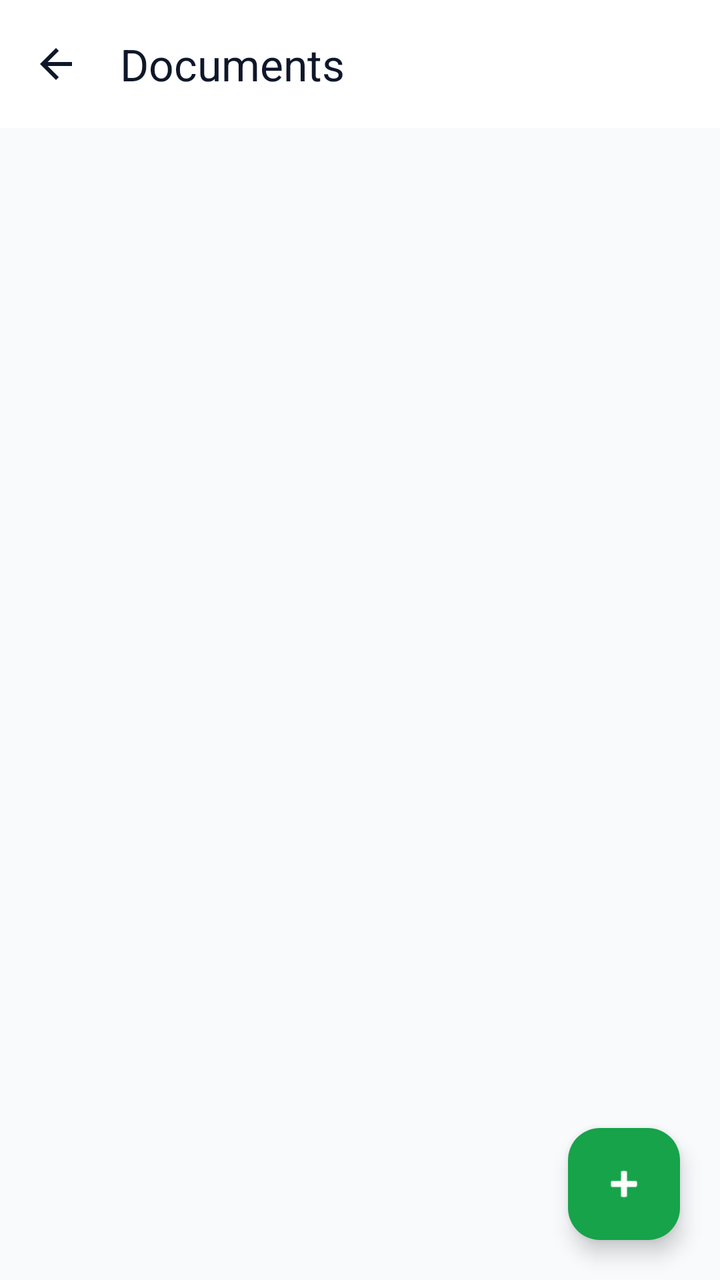
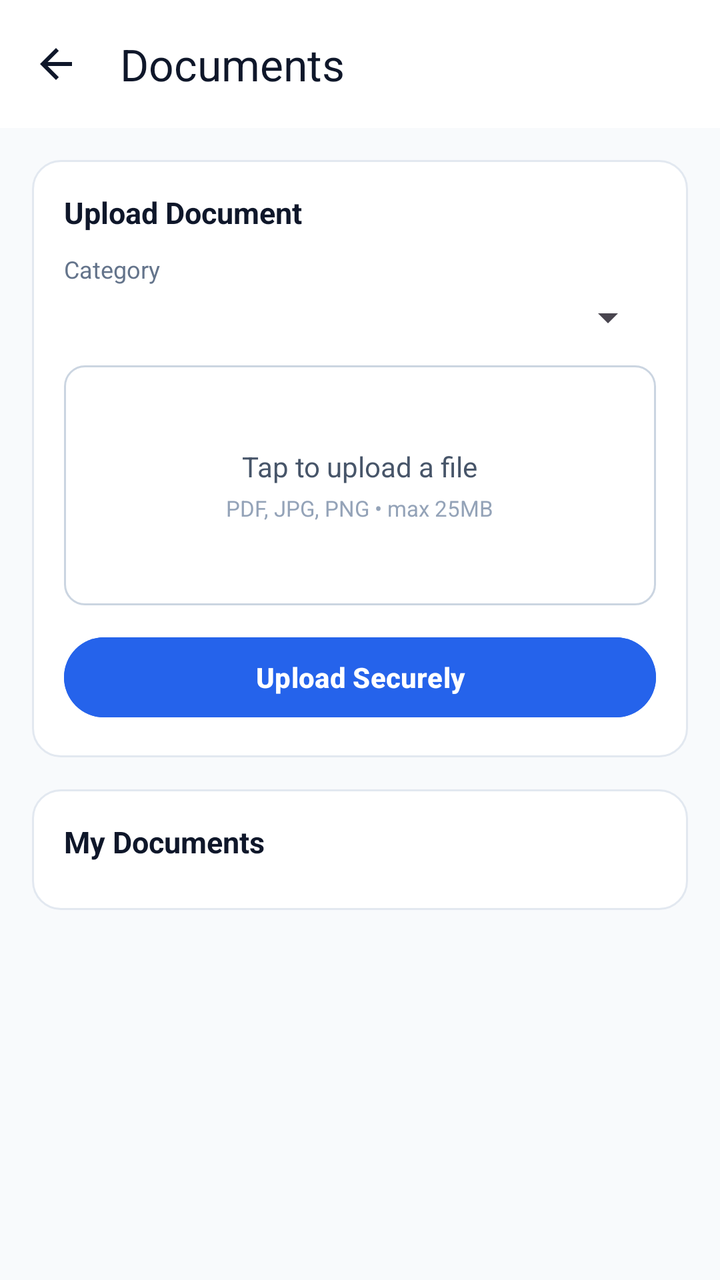

An Android layout rendered at two revisions. The XML below is the earlier revision; the diff shows what the commit changed to produce the second picture.
<!-- AndroidManifest.xml: application theme Theme.ApexLedger -->
<!-- res/layout/activity_documents.xml -->
<?xml version="1.0" encoding="utf-8"?>
<androidx.coordinatorlayout.widget.CoordinatorLayout xmlns:android="http://schemas.android.com/apk/res/android"
    xmlns:app="http://schemas.android.com/apk/res-auto"
    android:layout_width="match_parent"
    android:layout_height="match_parent">

    <LinearLayout
        android:layout_width="match_parent"
        android:layout_height="match_parent"
        android:orientation="vertical"
        android:background="@color/gray_50">

        <com.google.android.material.appbar.MaterialToolbar
            android:id="@+id/toolbar"
            android:layout_width="match_parent"
            android:layout_height="?attr/actionBarSize"
            android:background="@color/white"
            app:titleTextColor="@color/navy"
            app:navigationIcon="@drawable/ic_back_arrow"
            app:title="Documents" />

        <TextView
            android:id="@+id/tvEmptyState"
            android:layout_width="match_parent"
            android:layout_height="wrap_content"
            android:text="No documents uploaded yet"
            android:textColor="@color/gray_500"
            android:textSize="14sp"
            android:gravity="center"
            android:padding="32dp"
            android:visibility="gone" />

        <androidx.recyclerview.widget.RecyclerView
            android:id="@+id/rvDocuments"
            android:layout_width="match_parent"
            android:layout_height="match_parent"
            android:padding="16dp" />

    </LinearLayout>

    <com.google.android.material.floatingactionbutton.FloatingActionButton
        android:id="@+id/fabUploadDoc"
        android:layout_width="wrap_content"
        android:layout_height="wrap_content"
        android:layout_gravity="bottom|end"
        android:layout_margin="20dp"
        android:src="@android:drawable/ic_input_add"
        app:backgroundTint="@color/success"
        app:tint="@color/white" />

</androidx.coordinatorlayout.widget.CoordinatorLayout>
<!-- resources referenced by this layout -->
<resources>
  <color name="gray_50">#F8FAFC</color>
  <color name="gray_500">#64748B</color>
  <color name="navy">#0F172A</color>
  <color name="success">#16A34A</color>
  <color name="white">#FFFFFF</color>
  <!-- drawable ic_back_arrow (drawable) -->
  <vector xmlns:android="http://schemas.android.com/apk/res/android"
      android:width="24dp"
      android:height="24dp"
      android:viewportWidth="24"
      android:viewportHeight="24"
      android:tint="@color/navy">
      <path
          android:fillColor="@android:color/white"
          android:pathData="M20,11H7.83l5.59,-5.59L12,4l-8,8 8,8 1.41,-1.41L7.83,13H20v-2z"/>
  </vector>
  <style name="Theme.ApexLedger" parent="Base.Theme.ApexLedger" />
  <style name="Base.Theme.ApexLedger" parent="Theme.Material3.DayNight.NoActionBar">
          
          
      </style>
</resources>

<!-- the commit's change to res/layout/activity_documents.xml (unified diff, before → after) -->
@@ -1,51 +1,135 @@
 <?xml version="1.0" encoding="utf-8"?>
-<androidx.coordinatorlayout.widget.CoordinatorLayout xmlns:android="http://schemas.android.com/apk/res/android"
+<LinearLayout xmlns:android="http://schemas.android.com/apk/res/android"
     xmlns:app="http://schemas.android.com/apk/res-auto"
     android:layout_width="match_parent"
-    android:layout_height="match_parent">
+    android:layout_height="match_parent"
+    android:orientation="vertical"
+    android:background="@color/gray_50">
 
-    <LinearLayout
+    <com.google.android.material.appbar.MaterialToolbar
+        android:id="@+id/toolbar"
         android:layout_width="match_parent"
-        android:layout_height="match_parent"
-        android:orientation="vertical"
-        android:background="@color/gray_50">
+        android:layout_height="?attr/actionBarSize"
+        android:background="@color/white"
+        app:titleTextColor="@color/navy"
+        app:navigationIcon="@drawable/ic_back_arrow"
+        app:title="Documents" />
 
-        <com.google.android.material.appbar.MaterialToolbar
-            android:id="@+id/toolbar"
-            android:layout_width="match_parent"
-            android:layout_height="?attr/actionBarSize"
-            android:background="@color/white"
-            app:titleTextColor="@color/navy"
-            app:navigationIcon="@drawable/ic_back_arrow"
-            app:title="Documents" />
+    <ScrollView
+        android:layout_width="match_parent"
+        android:layout_height="match_parent">
 
-        <TextView
-            android:id="@+id/tvEmptyState"
+        <LinearLayout
             android:layout_width="match_parent"
             android:layout_height="wrap_content"
-            android:text="No documents uploaded yet"
-            android:textColor="@color/gray_500"
-            android:textSize="14sp"
-            android:gravity="center"
-            android:padding="32dp"
-            android:visibility="gone" />
+            android:orientation="vertical"
+            android:padding="16dp">
 
-        <androidx.recyclerview.widget.RecyclerView
-            android:id="@+id/rvDocuments"
-            android:layout_width="match_parent"
-            android:layout_height="match_parent"
-            android:padding="16dp" />
+            
+            <LinearLayout
+                android:layout_width="match_parent"
+                android:layout_height="wrap_content"
+                android:orientation="vertical"
+                android:background="@drawable/bg_card_stroke"
+                android:padding="16dp"
+                android:layout_marginBottom="16dp">
 
-    </LinearLayout>
+                <TextView
+                    android:layout_width="wrap_content"
+                    android:layout_height="wrap_content"
+                    android:text="Upload Document"
+                    android:textColor="@color/navy"
+                    android:textStyle="bold"
+                    android:textSize="15sp"
+                    android:layout_marginBottom="10dp" />
 
-    <com.google.android.material.floatingactionbutton.FloatingActionButton
-        android:id="@+id/fabUploadDoc"
-        android:layout_width="wrap_content"
-        android:layout_height="wrap_content"
-        android:layout_gravity="bottom|end"
-        android:layout_margin="20dp"
-        android:src="@android:drawable/ic_input_add"
-        app:backgroundTint="@color/success"
-        app:tint="@color/white" />
+                <TextView
+                    android:layout_width="wrap_content"
+                    android:layout_height="wrap_content"
+                    android:text="Category"
+                    android:textColor="@color/gray_500"
+                    android:textSize="12sp"
+                    android:layout_marginBottom="4dp" />
 
-</androidx.coordinatorlayout.widget.CoordinatorLayout>
+                <Spinner
+                    android:id="@+id/spinnerDocCategory"
+                    android:layout_width="match_parent"
+                    android:layout_height="wrap_content"
+                    android:layout_marginBottom="12dp" />
+
+                <LinearLayout
+                    android:id="@+id/uploadDropzone"
+                    android:layout_width="match_parent"
+                    android:layout_height="120dp"
+                    android:orientation="vertical"
+                    android:gravity="center"
+                    android:background="@drawable/bg_input_field"
+                    android:layout_marginBottom="12dp">
+
+                    <TextView
+                        android:layout_width="wrap_content"
+                        android:layout_height="wrap_content"
+                        android:text="Tap to upload a file"
+                        android:textColor="@color/gray_600"
+                        android:textSize="14sp" />
+
+                    <TextView
+                        android:layout_width="wrap_content"
+                        android:layout_height="wrap_content"
+                        android:text="PDF, JPG, PNG • max 25MB"
+                        android:textColor="@color/gray_400"
+                        android:textSize="11sp"
+                        android:layout_marginTop="4dp" />
+                </LinearLayout>
+
+                <com.google.android.material.button.MaterialButton
+                    android:id="@+id/btnUploadSecurely"
+                    android:layout_width="match_parent"
+                    android:layout_height="48dp"
+                    android:text="Upload Securely"
+                    android:textAllCaps="false"
+                    android:textStyle="bold"
+                    android:backgroundTint="@color/primary" />
+
+            </LinearLayout>
+
+            
+            <LinearLayout
+                android:layout_width="match_parent"
+                android:layout_height="wrap_content"
+                android:orientation="vertical"
+                android:background="@drawable/bg_card_stroke"
+                android:padding="16dp">
+
+                <TextView
+                    android:layout_width="wrap_content"
+                    android:layout_height="wrap_content"
+                    android:text="My Documents"
+                    android:textColor="@color/navy"
+                    android:textStyle="bold"
+                    android:textSize="15sp"
+                    android:layout_marginBottom="8dp" />
+
+                <TextView
+                    android:id="@+id/tvEmptyState"
+                    android:layout_width="match_parent"
+                    android:layout_height="wrap_content"
+                    android:text="No documents uploaded yet"
+                    android:textColor="@color/gray_500"
+                    android:textSize="13sp"
+                    android:gravity="center"
+                    android:padding="24dp"
+                    android:visibility="gone" />
+
+                <androidx.recyclerview.widget.RecyclerView
+                    android:id="@+id/rvDocuments"
+                    android:layout_width="match_parent"
+                    android:layout_height="wrap_content"
+                    android:nestedScrollingEnabled="false" />
+
+            </LinearLayout>
+
+        </LinearLayout>
+    </ScrollView>
+
+</LinearLayout>
<!-- resource entries referenced after the edit -->
@@ -1,10 +1,27 @@
 <!-- resources referenced by this layout -->
 <resources>
+  <color name="gray_400">#94A3B8</color>
   <color name="gray_50">#F8FAFC</color>
   <color name="gray_500">#64748B</color>
+  <color name="gray_600">#475569</color>
   <color name="navy">#0F172A</color>
-  <color name="success">#16A34A</color>
+  <color name="primary">#2563EB</color>
   <color name="white">#FFFFFF</color>
+  <!-- drawable bg_card_stroke (drawable) -->
+  <?xml version="1.0" encoding="utf-8"?>
+  <shape xmlns:android="http://schemas.android.com/apk/res/android" android:shape="rectangle">
+      <corners android:radius="14dp" />
+      <solid android:color="@color/white" />
+      <stroke android:width="1dp" android:color="@color/gray_200" />
+  </shape>
+  <!-- drawable bg_input_field (drawable) -->
+  <?xml version="1.0" encoding="utf-8"?>
+  <shape xmlns:android="http://schemas.android.com/apk/res/android"
+      android:shape="rectangle">
+      <corners android:radius="10dp" />
+      <solid android:color="@color/white" />
+      <stroke android:width="1dp" android:color="@color/gray_300" />
+  </shape>
   <!-- drawable ic_back_arrow (drawable) -->
   <vector xmlns:android="http://schemas.android.com/apk/res/android"
       android:width="24dp"
@@ -17,6 +34,8 @@
           android:pathData="M20,11H7.83l5.59,-5.59L12,4l-8,8 8,8 1.41,-1.41L7.83,13H20v-2z"/>
   </vector>
   <style name="Theme.ApexLedger" parent="Base.Theme.ApexLedger" />
+  <color name="gray_200">#E2E8F0</color>
+  <color name="gray_300">#CBD5E1</color>
   <style name="Base.Theme.ApexLedger" parent="Theme.Material3.DayNight.NoActionBar">
           
           
